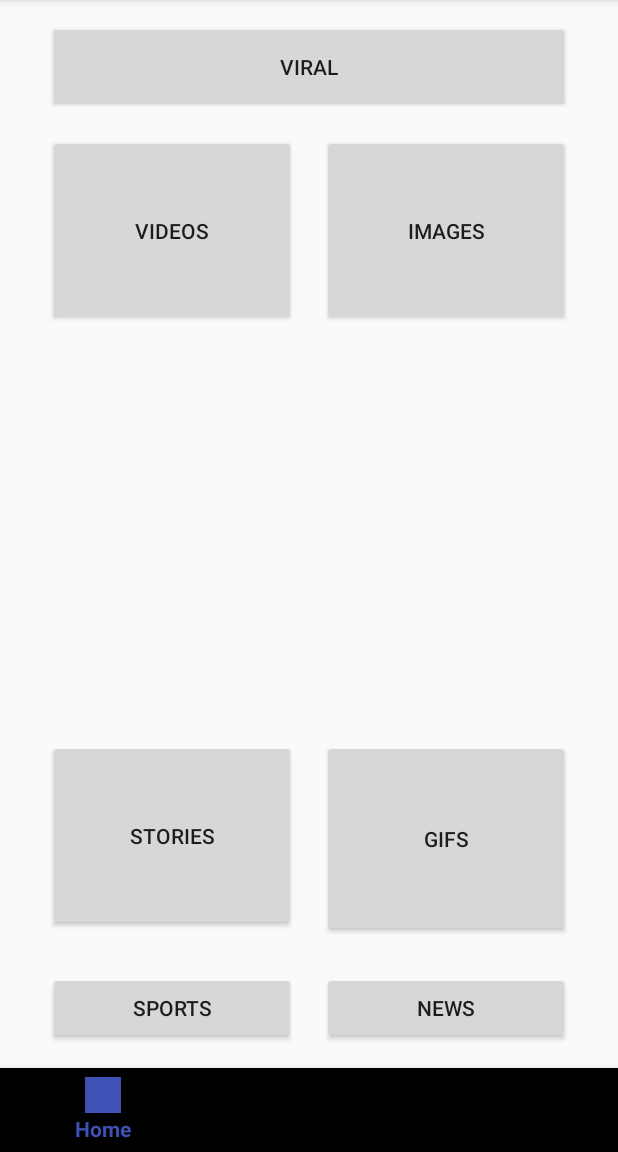
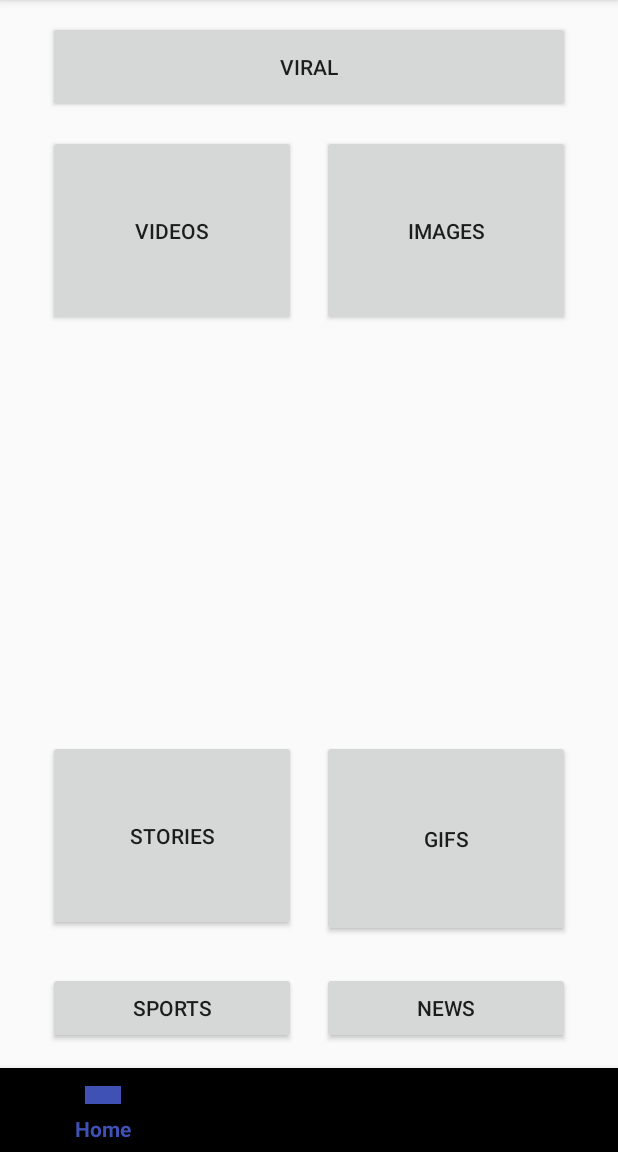
Before and after one commit to moibrahim/EntertainmentApp, an Android app: the Homepage screen opened directly, with no data from a screen before it, on a phone screen of 412 x 824 dp, the part 84-1236 px from its top. Run offline under Robolectric (Android 15) with nearby library versions, the phone set to English and light mode, and no system bars.

Commit message:
added images page - listview template

```diff
--- a/app/src/main/AndroidManifest.xml
+++ b/app/src/main/AndroidManifest.xml
@@ -24,7 +24,8 @@
         <activity android:name=".Videos" />
         <activity android:name=".Postpage" />
         <activity android:name=".FragmentComment" />
-        <activity android:name=".FragmentPost"></activity>
+        <activity android:name=".FragmentPost" />
+        <activity android:name=".Images"></activity>
     </application>
 
 </manifest>
--- a/app/src/main/java/com/ibrahim/mohammad/entertainmentapp/Homepage.java
+++ b/app/src/main/java/com/ibrahim/mohammad/entertainmentapp/Homepage.java
@@ -8,14 +8,12 @@ import android.os.Bundle;
 import android.view.MenuItem;
 import android.view.View;
 import android.widget.Button;
-import android.widget.VideoView;
-import android.widget.MediaController;
-import android.net.Uri;
 
 public class Homepage extends AppCompatActivity implements View.OnClickListener{
 
     private BottomNavigationView bottomNavigationView;
     private Button btnVideo;
+    private Button btnImages;
 
 
     @Override
@@ -25,6 +23,8 @@ public class Homepage extends AppCompatActivity implements View.OnClickListener{
 
         btnVideo = (Button) findViewById(R.id.btnVideos);
         btnVideo.setOnClickListener(this);
+        btnImages = (Button) findViewById(R.id.btnImages);
+        btnImages.setOnClickListener(this);
 
         bottomNavigationView = (BottomNavigationView)findViewById(R.id.navigation);
 
@@ -45,6 +45,7 @@ public class Homepage extends AppCompatActivity implements View.OnClickListener{
                         Intent registerIntent3 = new Intent(Homepage.this, Register.class);
                         Homepage.this.startActivity(registerIntent3);
                         break;
+
                 }
                 return false;
             }
@@ -56,8 +57,12 @@ public class Homepage extends AppCompatActivity implements View.OnClickListener{
     public void onClick(View view) {
         switch (view.getId()) {
                 case R.id.btnVideos:
-                    Intent homepageIntent = new Intent(Homepage.this, Videos.class);
-                    Homepage.this.startActivity(homepageIntent);
+                    Intent vidsIntent = new Intent(Homepage.this, Videos.class);
+                    Homepage.this.startActivity(vidsIntent);
+                    break;
+                case R.id.btnImages:
+                    Intent imgIntent = new Intent(Homepage.this, Images.class);
+                    Homepage.this.startActivity(imgIntent);
                     break;
 
         }
--- a/app/src/main/java/com/ibrahim/mohammad/entertainmentapp/MainActivity.java
+++ b/app/src/main/java/com/ibrahim/mohammad/entertainmentapp/MainActivity.java
@@ -26,7 +26,7 @@ public class MainActivity extends AppCompatActivity implements View.OnClickListe
     public void onClick(View view) {
         switch (view.getId()) {
             case R.id.btnTest:
-                Intent homepageIntent = new Intent(MainActivity.this, Postpage.class);
+                Intent homepageIntent = new Intent(MainActivity.this, Homepage.class);
                 MainActivity.this.startActivity(homepageIntent);
                 break;
 
--- a/app/src/main/res/layout/activity_fragment_post.xml
+++ b/app/src/main/res/layout/activity_fragment_post.xml
@@ -16,7 +16,7 @@
         android:layout_marginRight="8dp"
         android:layout_marginStart="8dp"
         android:layout_marginTop="8dp"
-        android:src="@drawable/download"
+        android:src="@drawable/image1"
         app:layout_constraintBottom_toBottomOf="parent"
         app:layout_constraintEnd_toEndOf="parent"
         app:layout_constraintStart_toStartOf="parent"
--- a/app/src/main/res/layout/activity_homepage.xml
+++ b/app/src/main/res/layout/activity_homepage.xml
@@ -28,11 +28,11 @@
         android:layout_width="165dp"
         android:layout_height="127dp"
         android:layout_alignStart="@+id/btnViral"
-        android:layout_alignTop="@+id/BtnImages"
+        android:layout_alignTop="@+id/btnImages"
         android:text="Videos" />
 
     <Button
-        android:id="@+id/BtnImages"
+        android:id="@+id/btnImages"
         android:layout_width="165dp"
         android:layout_height="127dp"
         android:layout_alignEnd="@+id/btnViral"
--- a/app/src/main/res/menu/menu_bottom_navigation.xml
+++ b/app/src/main/res/menu/menu_bottom_navigation.xml
@@ -3,17 +3,17 @@
     <item
         android:id="@+id/menu_home"
         android:title="Home"
-        android:icon="@drawable/download"
+        android:icon="@drawable/image1"
         />
     <item
         android:id="@+id/menu_search"
         android:title="Menu"
-        android:icon="@drawable/download"
+        android:icon="@drawable/image1"
         />
 
     <item
         android:id="@+id/menu_notifications"
         android:title="Profile"
-        android:icon="@drawable/download" />
+        android:icon="@drawable/image1" />
 
 </menu>
```
Also changed, not shown: app/src/main/java/com/ibrahim/mohammad/entertainmentapp/CustomImgList.java (added, +36 -0 lines), app/src/main/java/com/ibrahim/mohammad/entertainmentapp/Images.java (added, +51 -0 lines), app/src/main/res/layout/activity_images.xml (added, +13 -0 lines), app/src/main/res/layout/img_list.xml (added, +31 -0 lines), app/src/main/res/drawable/image1.jpg (added), app/src/main/res/drawable/image2.png (renamed from app/src/main/res/drawable/download.png), app/src/main/res/drawable/image3.png (renamed from app/src/main/res/drawable/icon.png), app/src/main/res/drawable/image4.jpeg (added), app/src/main/res/drawable/image5.jpeg (added), app/src/main/res/drawable/image6.jpg (added).
